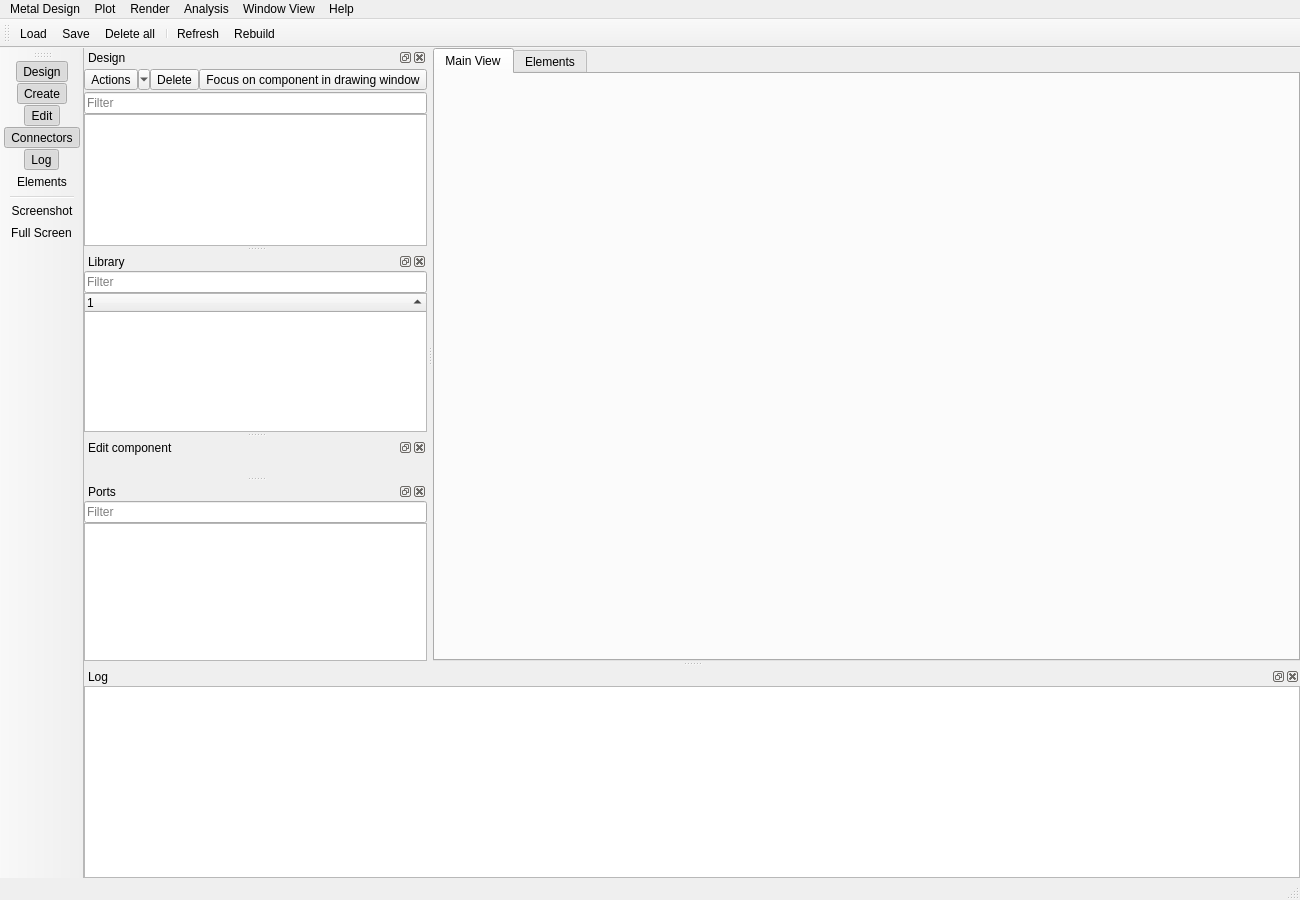
Qt form qiskit_metal/_gui/main_window_ui.ui (qiskit-community/qiskit-metal) before a commit.
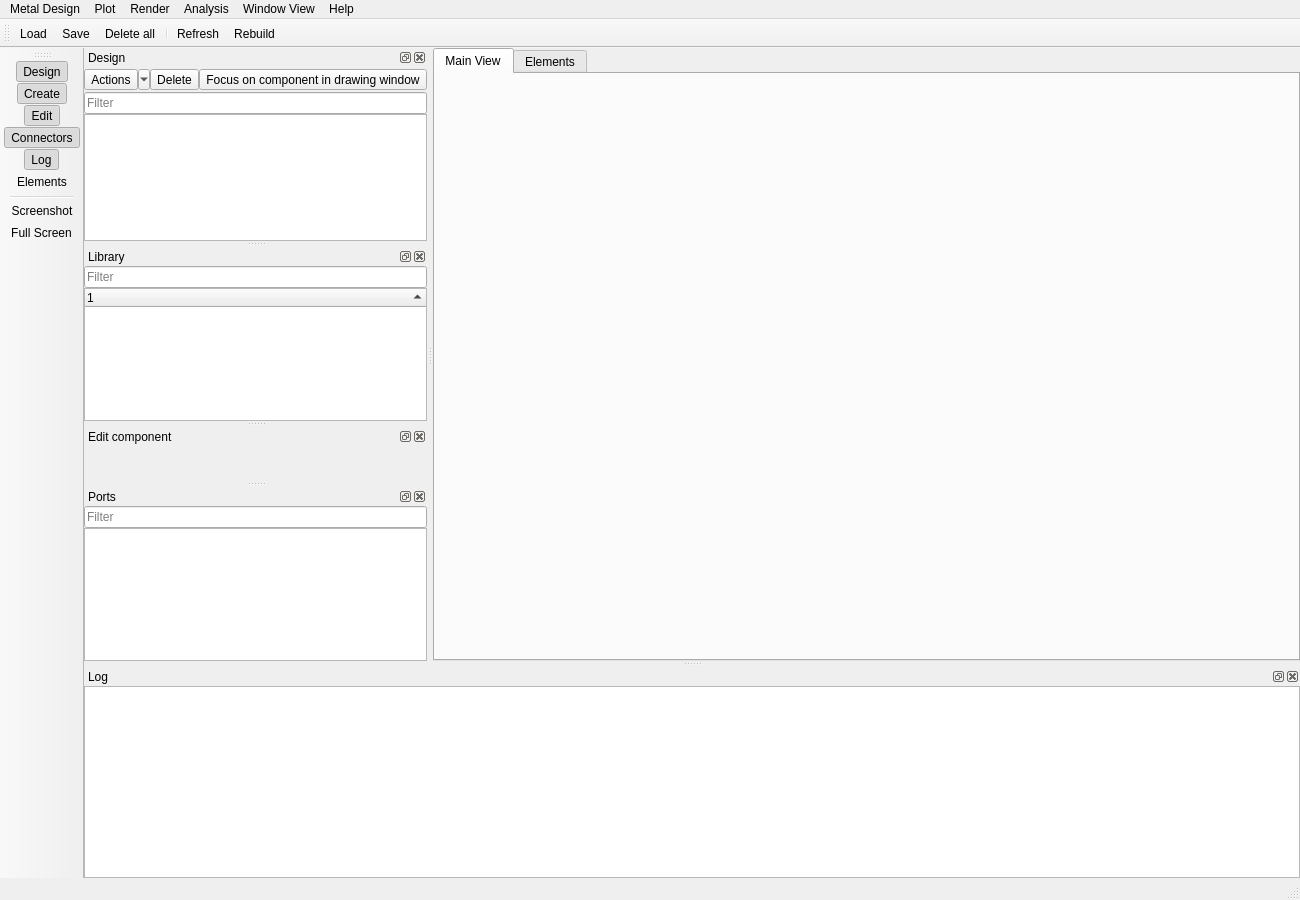
The same form after that commit. Icons and pictures are not drawn. Custom widgets are drawn as their Qt base class.

Diff of the .ui file:
```diff
--- a/qiskit_metal/_gui/main_window_ui.ui
+++ b/qiskit_metal/_gui/main_window_ui.ui
@@ -29,6 +29,9 @@
   <property name="toolButtonStyle">
    <enum>Qt::ToolButtonTextUnderIcon</enum>
   </property>
+  <property name="tabShape">
+   <enum>QTabWidget::Rounded</enum>
+  </property>
   <property name="dockNestingEnabled">
    <bool>true</bool>
   </property>
@@ -469,6 +472,9 @@
      </item>
      <item>
       <widget class="TableComponents" name="tableComponents">
+       <property name="sizeAdjustPolicy">
+        <enum>QAbstractScrollArea::AdjustToContents</enum>
+       </property>
        <property name="alternatingRowColors">
         <bool>true</bool>
        </property>
@@ -552,6 +558,9 @@
      </item>
      <item>
       <widget class="QTreeWidget" name="treeWidget">
+       <property name="sizeAdjustPolicy">
+        <enum>QAbstractScrollArea::AdjustToContents</enum>
+       </property>
        <property name="editTriggers">
         <set>QAbstractItemView::DoubleClicked</set>
        </property>
@@ -736,6 +745,9 @@
        <property name="frameShadow">
         <enum>QFrame::Plain</enum>
        </property>
+       <property name="sizeAdjustPolicy">
+        <enum>QAbstractScrollArea::AdjustToContents</enum>
+       </property>
        <property name="alternatingRowColors">
         <bool>false</bool>
        </property>
```
